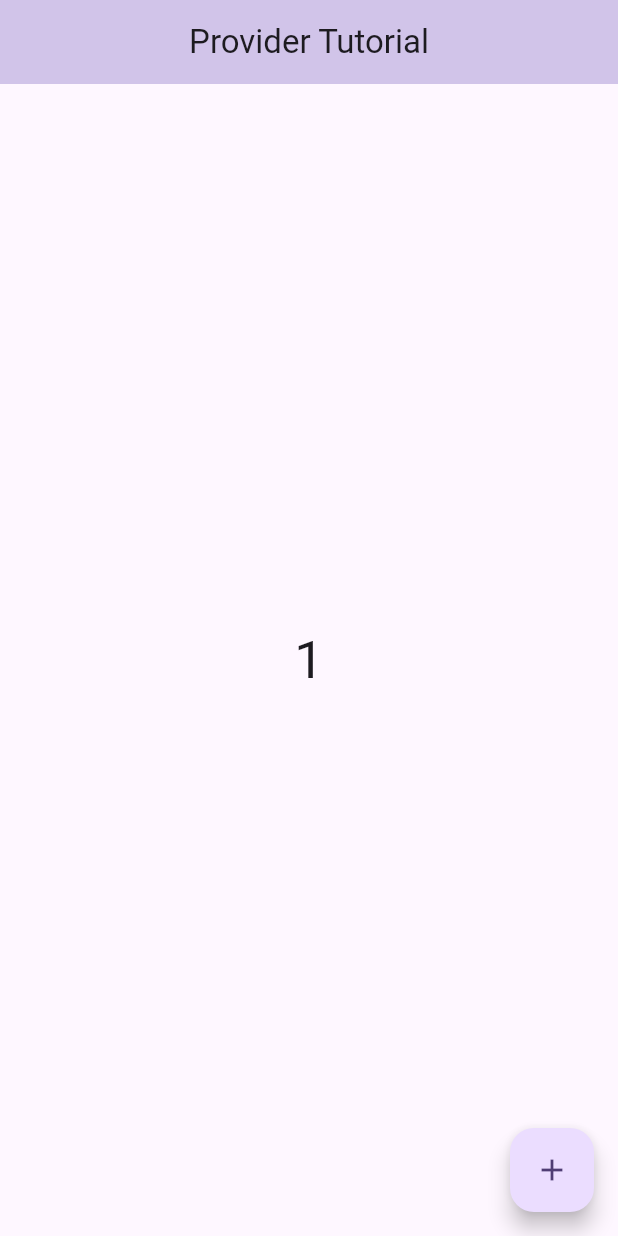
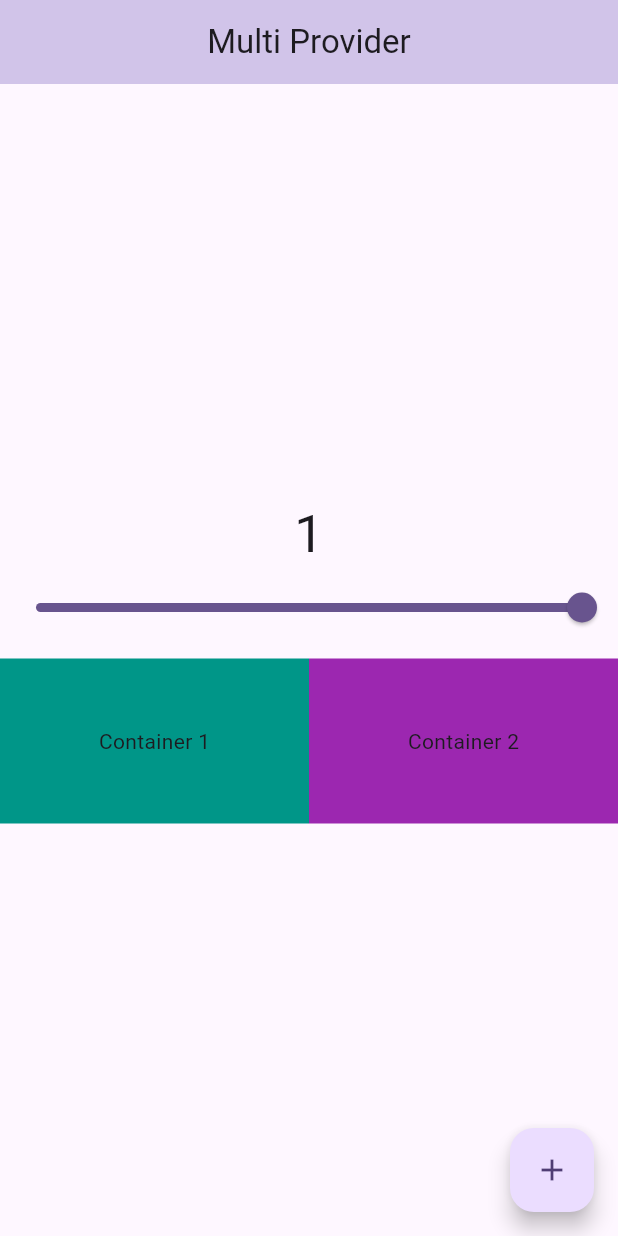
Before and after one commit to rudri04/Provider_Learning, a Flutter app: the Homepage screen opened directly, after a tap on the "add" icon, on a phone screen of 412 x 824 dp. Run offline on Flutter 3.47's test engine with Material 3 defaults, Android fonts, the light colour scheme and no system bars.

Commit message:
added full example of multiprovider

```diff
--- /dev/null
+++ b/Multi Provider/lib/Provider/countProvider.dart
@@ -0,0 +1,11 @@
+import 'package:flutter/foundation.dart';
+
+class CountProvider with ChangeNotifier{
+  int _count = 0;
+  int get count => _count;
+
+  void setCount(){
+    _count ++;
+    notifyListeners();
+  }
+}
--- /dev/null
+++ b/Multi Provider/lib/Provider/oneProvider.dart
@@ -0,0 +1,11 @@
+import 'package:flutter/foundation.dart';
+
+class FirstProvider with ChangeNotifier {
+  double _value = 1.0;
+  double get value => _value;
+
+  void setValue(double val) {
+    _value = val;
+    notifyListeners();
+  }
+}
--- /dev/null
+++ b/Multi Provider/lib/View/HomePage.dart
@@ -0,0 +1,89 @@
+import 'package:flutter/material.dart';
+import 'package:multiprovider/Provider/oneProvider.dart';
+import 'package:provider/provider.dart';
+
+import '../Provider/countProvider.dart';
+class Homepage extends StatefulWidget {
+  const Homepage({super.key});
+
+  @override
+  State<Homepage> createState() => _HomepageState();
+}
+
+class _HomepageState extends State<Homepage> {
+  double value = 1.0;
+  @override
+  Widget build(BuildContext context) {
+  final oneProvider = Provider.of<FirstProvider>(context,listen: false);
+  final countProvider = Provider.of<CountProvider>(context,listen: false );
+    return Scaffold(
+      appBar: AppBar(
+        title: const Text('Multi Provider'),
+        centerTitle: true,
+        backgroundColor: Colors.deepPurple[100],
+      ),
+      body: Center(
+        child: Column(
+          mainAxisAlignment: MainAxisAlignment.center,
+          children: [
+            Consumer<CountProvider>(
+              builder: (BuildContext context, value, Widget? child) {
+                return Text(countProvider.count.toString(),style: const TextStyle(fontSize: 35),);
+              },
+            ),
+
+
+            Consumer<FirstProvider>(
+              builder: (BuildContext context, value, Widget? child) {
+                return  Slider(
+              min: 0,
+              max: 1,
+              value: value.value,
+              onChanged: (newValue){
+                print(newValue);
+                value.setValue(newValue);
+              });
+          },),
+
+
+            const SizedBox(height: 10,),
+            Row(
+              children: [
+                Consumer<FirstProvider>(builder: (context,value,child){
+                  return  Expanded(
+                      child: Container(
+                        height: 110,
+                        decoration:BoxDecoration(
+                          color: Colors.teal.withOpacity(value.value),
+                        ),
+                        child: const Center(child:Text('Container 1')),
+                      ));
+                }),
+
+                Consumer<FirstProvider>(builder: (context,value,child){
+                  return  Expanded(
+                      child: Container(
+                        height: 110,
+                        decoration:BoxDecoration(
+                          color: Colors.purple.withOpacity(value.value),
+                        ),
+                        child: const Center(child:Text('Container 2')),
+                      ));
+                }),
+              ],
+            ),
+
+
+          ],
+        ),
+      ),
+      floatingActionButton: FloatingActionButton(
+        onPressed:(){
+          countProvider.setCount();
+          // print('$x');
+        },
+        child: const Icon(Icons.add),
+      ),
+    );
+  }
+}
--- a/Multi Provider/pubspec.yaml
+++ b/Multi Provider/pubspec.yaml
@@ -35,6 +35,7 @@ dependencies:
   # The following adds the Cupertino Icons font to your application.
   # Use with the CupertinoIcons class for iOS style icons.
   cupertino_icons: ^1.0.8
+  provider:
 
 dev_dependencies:
   flutter_test:
```
Also changed, not shown: Multi Provider/lib/main.dart (+12 -105 lines), Multi Provider/pubspec.lock.
